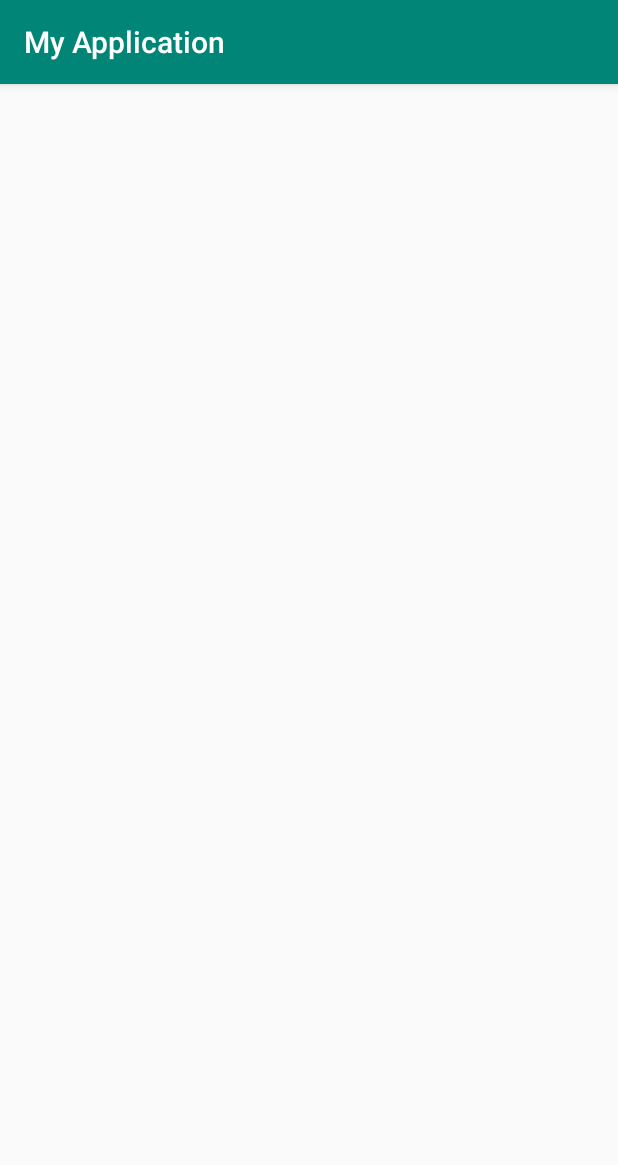
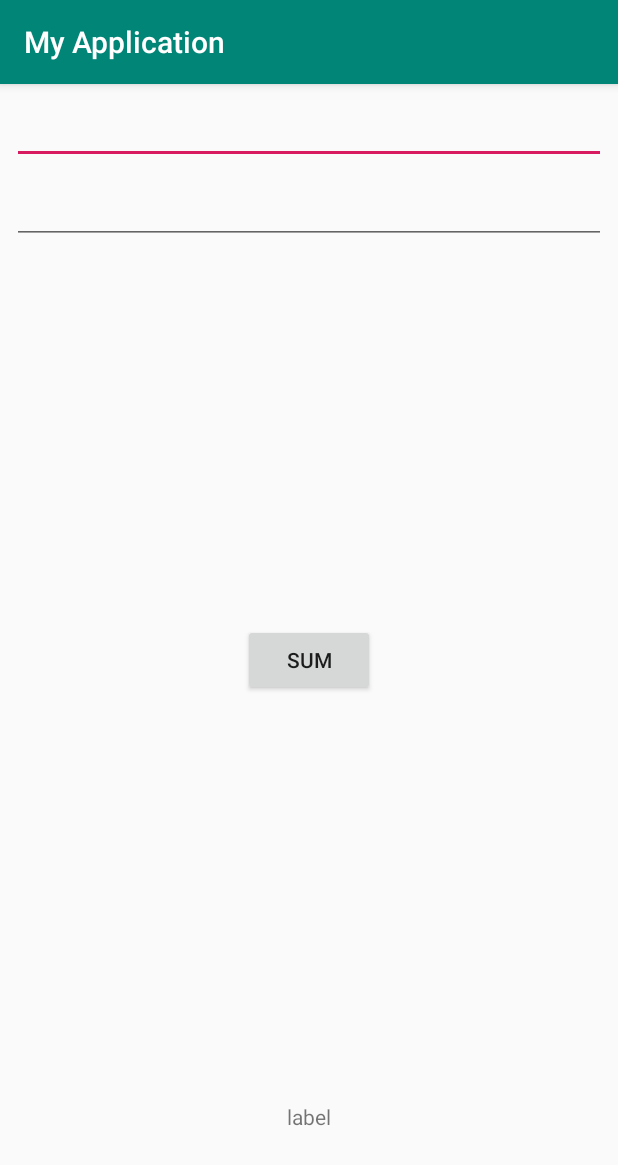
Before and after one commit to JohnHSKim/android-study, an Android app: the screen it shows after launch (MainActivity), on a phone screen of 412 x 824 dp. Shown: the top 1165 px of the screen. Run offline under Robolectric (Android 15) with nearby library versions, the light colour scheme and no system bars; 1 statement that could not run was skipped.

Commit message:
Example 2-03, Call java function from native

```diff
--- a/MyApplication/app/src/main/java/com/example/myapplication/MainActivity.java
+++ b/MyApplication/app/src/main/java/com/example/myapplication/MainActivity.java
@@ -3,22 +3,62 @@ package com.example.myapplication;
 import androidx.appcompat.app.AppCompatActivity;
 
 import android.os.Bundle;
+import android.util.Log;
+import android.view.View;
+import android.widget.Button;
+import android.widget.EditText;
 import android.widget.TextView;
 
 public class MainActivity extends AppCompatActivity {
+    public int i = 0, j = 0;
+    private static final String TAG = "MayActivity";
+    TextView textView;
+    EditText ei;
+    EditText ej;
+
     @Override
     protected void onCreate(Bundle savedInstanceState) {
         super.onCreate(savedInstanceState);
         setContentView(R.layout.activity_main);
 
-        // Example of a call to a native method
-        TextView tv = findViewById(R.id.sample_text);
+        // Example 2-01, call to a native method
+//        TextView tv = findViewById(R.id.sample_text);
 //        tv.setText(stringFromJNI());
 
-        String input = getLine("input value : ", 100);
-        tv.setText(input);
+        // Example 2-02, pass value to native
+//        String input = getLine("input value : ", 100);
+//        tv.setText(input);
 
+        // Example 2-03, Call java method from native
+        textView = findViewById(R.id.label);
+        ei = findViewById(R.id.i);
+        ej = findViewById(R.id.j);
+
+        Button button = (Button)findViewById(R.id.sum);
+        button.setOnClickListener(saveListener);
     }
+
+    private View.OnClickListener saveListener = new View.OnClickListener() {
+        public void onClick(View v) {
+            try {
+                i = Integer.parseInt(ei.getText().toString());
+            } catch (NumberFormatException e) {
+                i = 0;
+            }
+
+            try {
+                j = Integer.parseInt(ej.getText().toString());
+            } catch (NumberFormatException e) {
+                j = 0;
+            }
+
+            JNICallBackMethod m = new JNICallBackMethod(i, j);
+            String s = "return method " + m.PrinttoString();
+
+            Log.v(TAG, s);
+            textView.setText(s);
+        }
+    };
 
     /**
      * A native method that is implemented by the 'native-lib' native library,
--- a/MyApplication/app/src/main/res/layout/activity_main.xml
+++ b/MyApplication/app/src/main/res/layout/activity_main.xml
@@ -6,14 +6,49 @@
     android:layout_height="match_parent"
     tools:context=".MainActivity">
 
-    <TextView
-        android:id="@+id/sample_text"
+    <EditText
+        android:id="@+id/i"
+        android:layout_width="0dp"
+        android:layout_height="wrap_content"
+        android:layout_marginStart="8dp"
+        android:layout_marginTop="8dp"
+        android:layout_marginEnd="8dp"
+        android:inputType="phone"
+        app:layout_constraintEnd_toEndOf="parent"
+        app:layout_constraintStart_toStartOf="parent"
+        app:layout_constraintTop_toTopOf="parent" />
+
+    <EditText
+        android:id="@+id/j"
+        android:layout_width="0dp"
+        android:layout_height="wrap_content"
+        android:layout_marginStart="8dp"
+        android:layout_marginTop="8dp"
+        android:layout_marginEnd="8dp"
+        android:ems="10"
+        android:inputType="phone"
+        app:layout_constraintEnd_toEndOf="parent"
+        app:layout_constraintStart_toStartOf="parent"
+        app:layout_constraintTop_toBottomOf="@+id/i" />
+
+    <Button
+        android:id="@+id/sum"
         android:layout_width="wrap_content"
         android:layout_height="wrap_content"
-        android:text="Hello World!"
+        android:text="sum"
         app:layout_constraintBottom_toBottomOf="parent"
-        app:layout_constraintLeft_toLeftOf="parent"
-        app:layout_constraintRight_toRightOf="parent"
+        app:layout_constraintEnd_toEndOf="parent"
+        app:layout_constraintStart_toStartOf="parent"
         app:layout_constraintTop_toTopOf="parent" />
 
+    <TextView
+        android:id="@+id/label"
+        android:layout_width="wrap_content"
+        android:layout_height="wrap_content"
+        android:layout_marginBottom="70dp"
+        android:text="label"
+        app:layout_constraintBottom_toBottomOf="parent"
+        app:layout_constraintEnd_toEndOf="parent"
+        app:layout_constraintStart_toStartOf="parent" />
+
 </androidx.constraintlayout.widget.ConstraintLayout>
```
Also changed, not shown: MyApplication/app/src/main/java/com/example/myapplication/JNICallBackMethod.java (added, +28 -0 lines), 1 other file.
